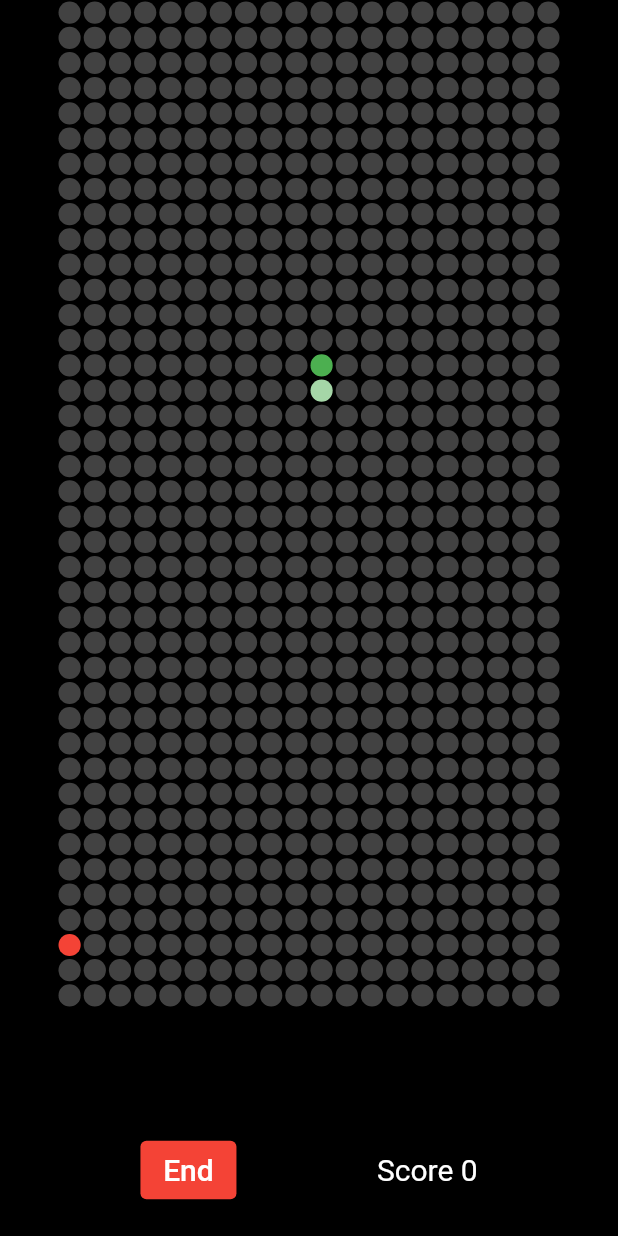
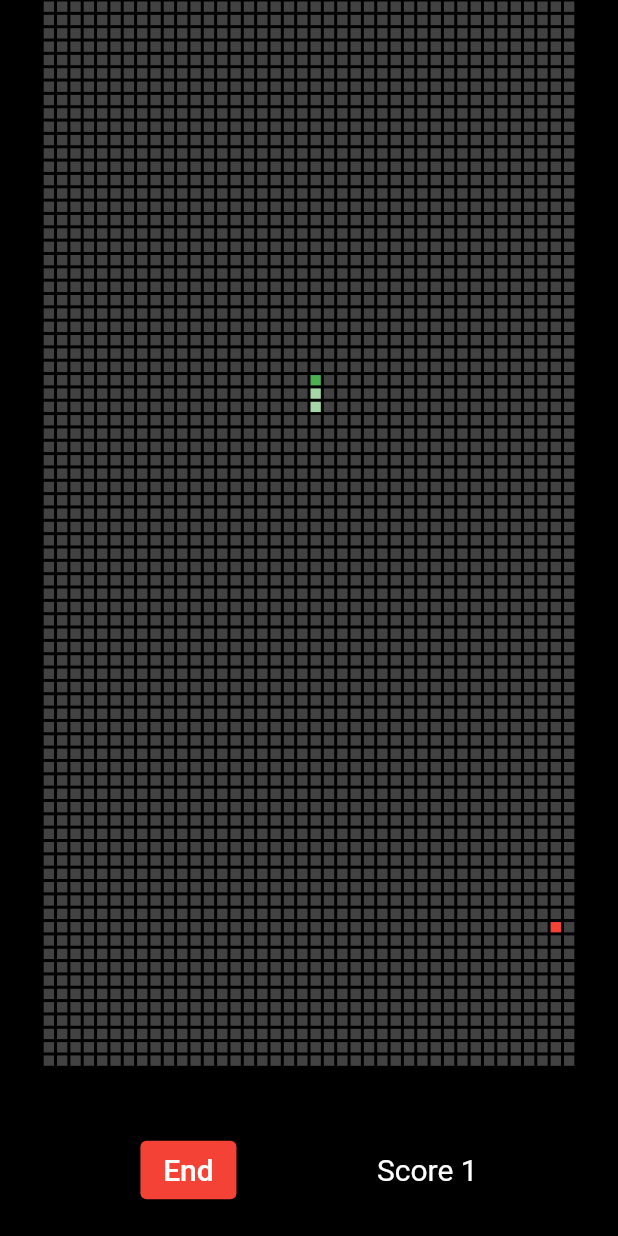
Before and after one commit to dejanstrancar/snake-flutter, a Flutter app: the screen it shows after launch, after a tap on "Start", on a phone screen of 412 x 824 dp. Run offline on Flutter 3.47's test engine with Material 2 defaults, Android fonts, the phone set to English and light mode, and no system bars.

Commit message:
small changes

```diff
--- a/lib/main.dart
+++ b/lib/main.dart
@@ -4,9 +4,9 @@ import 'dart:async';
 
 import 'package:flutter/services.dart';
 
-void main() => runApp(MyApp());
+void main() => runApp(Snake());
 
-class MyApp extends StatelessWidget{
+class Snake extends StatelessWidget{
   @override
   Widget build(BuildContext context){
     return MaterialApp(
@@ -21,8 +21,8 @@ class SnakeGame extends StatefulWidget{
 }
 
 class _SnakeGameState extends State<SnakeGame>{
-  final int squaresPerRow=20;
-  final int squaresPerCol=40;
+  final int squaresPerRow=40;
+  final int squaresPerCol=80;
   final fontStyle = const TextStyle(color:Colors.white, fontSize:20);
   final randomGen = Random();
 
@@ -32,7 +32,7 @@ class _SnakeGameState extends State<SnakeGame>{
   var isPlaying = false;
 
   void startGame(){
-    const duration = Duration(milliseconds: 200);
+    const duration = Duration(milliseconds: 100);
     snake = [
       [
         (squaresPerRow/2).floor(), (squaresPerCol/2).floor()
@@ -101,7 +101,7 @@ class _SnakeGameState extends State<SnakeGame>{
   }
 
   bool horizontalLimits(){
-    return (snake.first[1] < 0) || (snake.first[1] >= squaresPerCol);
+    return (snake.first[1] < 0) || (snake.first[1] > squaresPerCol);
   }
   bool verticalLimits(){
     return (snake.first[0] < 0) || (snake.first[0] > squaresPerRow);
@@ -135,7 +135,7 @@ class _SnakeGameState extends State<SnakeGame>{
         return AlertDialog(
           title: const Text("Game over"),
           content: Text(
-            'Score ${snake.length - 2}',
+            'Score: ${snake.length - 2}',
             style: const TextStyle(fontSize: 20),
           ),
           actions: <Widget>[
@@ -216,7 +216,7 @@ class _SnakeGameState extends State<SnakeGame>{
       margin: const EdgeInsets.all(1),
       decoration: BoxDecoration(
         color:color,
-        shape:BoxShape.circle,
+        shape:BoxShape.rectangle,
       )
     );
   }
```
